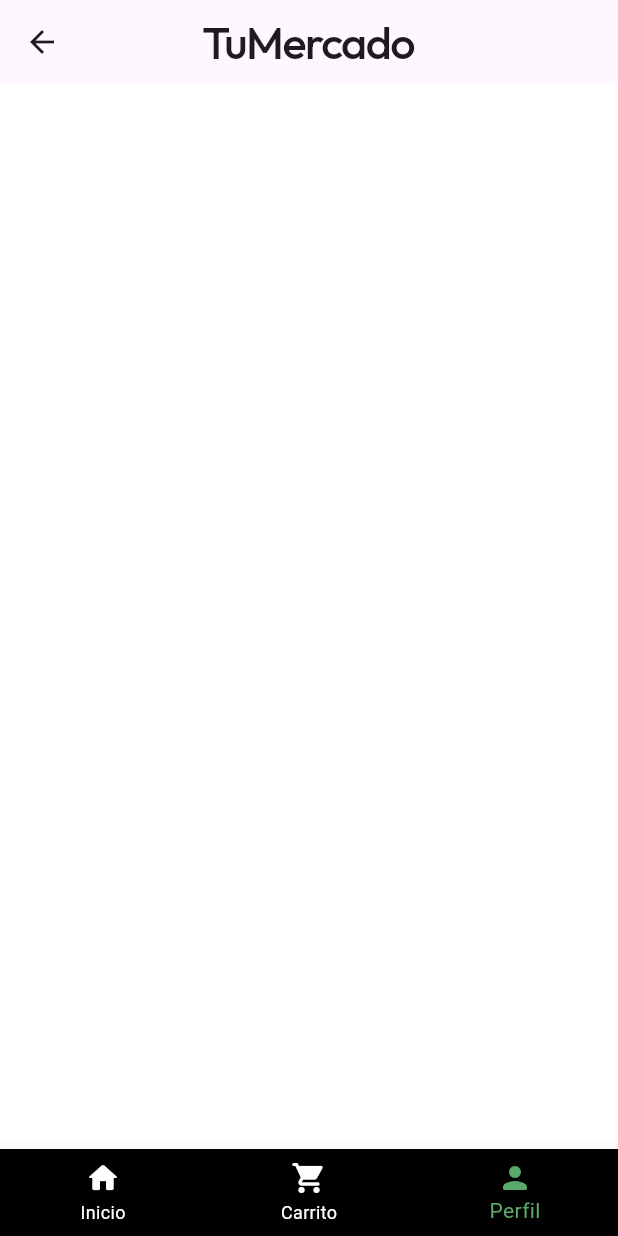
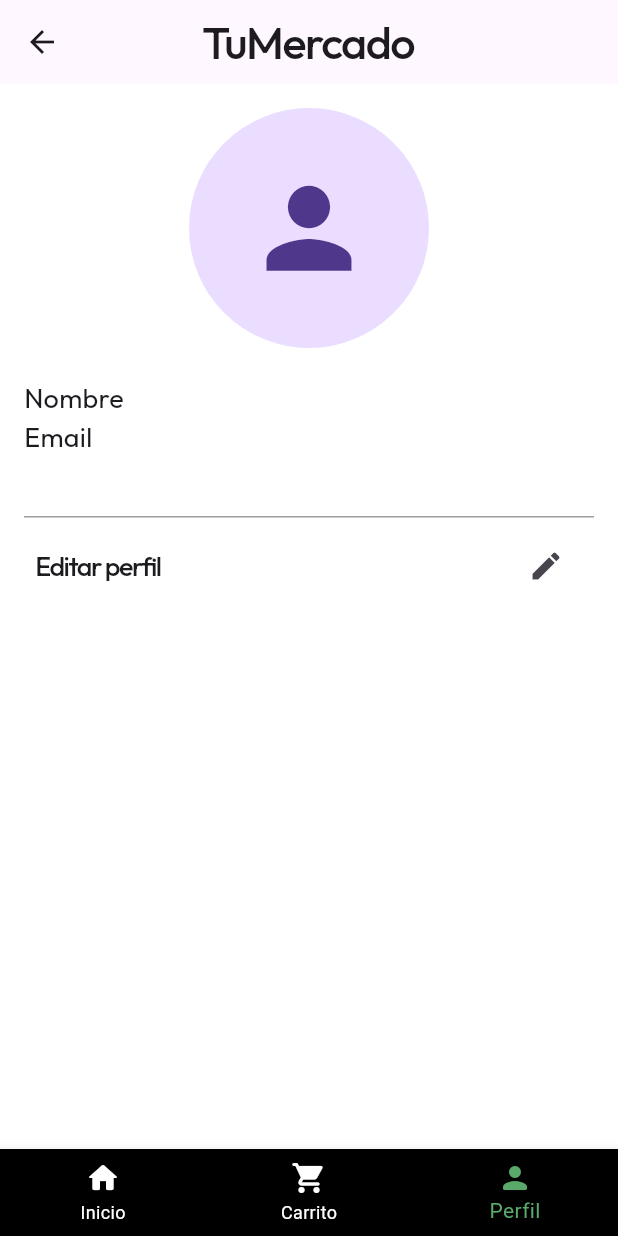
Before and after one commit to mordmora/TuMercado, a Flutter app: the HomeScreen screen opened by its route, swiped to page 3, on a phone screen of 412 x 824 dp. Run offline on Flutter 3.47's test engine with Material 3 defaults, Android fonts, the phone set to English and light mode, and no system bars; our stand-ins replace shared_preferences; accounts and stored records are empty; network calls fail.

Commit message:
TODO: Profile

```diff
--- /dev/null
+++ b/lib/components/action_card.dart
@@ -0,0 +1,31 @@
+import 'package:flutter/material.dart';
+import 'package:tu_mercado/config/styles.dart';
+
+class ActionCard extends StatefulWidget {
+  const ActionCard({super.key});
+
+  @override
+  State<ActionCard> createState() => _ActionCardState();
+}
+
+class _ActionCardState extends State<ActionCard> {
+  @override
+  Widget build(BuildContext context) {
+    return Column(children: [
+      Container(
+        height: 1,
+        color: Colors.grey,
+      ),
+      Padding(
+        padding: EdgeInsets.all(8.0),
+        child: Row(
+          mainAxisAlignment: MainAxisAlignment.spaceBetween,
+          children: [
+            Text("Editar perfil", style: TextStyles.subtitle),
+            IconButton(onPressed: () {}, icon: const Icon(Icons.edit))
+          ],
+        ),
+      )
+    ]);
+  }
+}
--- /dev/null
+++ b/lib/components/row_info.dart
@@ -0,0 +1,30 @@
+import 'package:flutter/material.dart';
+import 'package:tu_mercado/config/styles.dart';
+
+class RowInfo extends StatelessWidget {
+  const RowInfo({
+    super.key,
+    required this.label,
+    required this.content,
+  });
+
+  final String label;
+  final String content;
+
+  @override
+  Widget build(BuildContext context) {
+    return Row(
+      mainAxisAlignment: MainAxisAlignment.spaceBetween,
+      children: [
+        Text(
+          label,
+          style: TextStyles.profileText,
+        ),
+        Text(
+          content,
+          style: TextStyles.profileName,
+        ),
+      ],
+    );
+  }
+}
--- a/lib/config/styles.dart
+++ b/lib/config/styles.dart
@@ -39,4 +39,16 @@ class TextStyles {
     letterSpacing: .2,
     fontWeight: FontWeight.w400,
   );
+
+  static const TextStyle profileText = TextStyle(
+      fontSize: 18,
+      fontFamily: 'Outfit',
+      letterSpacing: .2,
+      fontWeight: FontWeight.w400);
+
+  static const TextStyle profileName = TextStyle(
+      fontSize: 18,
+      fontFamily: 'Outfit',
+      letterSpacing: .2,
+      fontWeight: FontWeight.w500);
 }
--- a/lib/main.dart
+++ b/lib/main.dart
@@ -3,6 +3,7 @@ import 'package:provider/provider.dart';
 import 'package:tu_mercado/config/route_managment.dart';
 import 'package:tu_mercado/providers/auth_provider.dart';
 import 'package:tu_mercado/providers/product_provider.dart';
+import 'package:tu_mercado/providers/user_data_provider.dart';
 
 void main() {
   runApp(const MyApp());
@@ -18,6 +19,7 @@ class MyApp extends StatelessWidget {
       providers: [
         ChangeNotifierProvider(create: (_) => AuthProvider()),
         ChangeNotifierProvider(create: (_) => ProductProvider()),
+        ChangeNotifierProvider(create: (_) => UserProvider()),
       ],
       child: MediaQuery(
         data: MediaQuery.of(context)
--- /dev/null
+++ b/lib/models/user_data.dart
@@ -0,0 +1,54 @@
+
+class UserData {
+  final String id;
+  final String firstName;
+  final String lastName;
+  final String email;
+  final String phone;
+  final String address;
+  final String birthDate;
+  final String createAt;
+  final String updateAt;
+
+  UserData({
+    required this.id,
+    required this.firstName,
+    required this.lastName,
+    required this.email,
+    required this.phone,
+    required this.address,
+    required this.birthDate,
+    required this.createAt,
+    required this.updateAt,
+  });
+
+  // Factory constructor to create a User from JSON
+  factory UserData.fromJson(Map<String, dynamic> json) {
+    return UserData(
+      id: json['id'],
+      firstName: json['firstName'],
+      lastName: json['lastName'],
+      email: json['email'],
+      phone: json['phone'],
+      address: json['address'],
+      birthDate: json['birthDate'],
+      createAt: json['createAt'],
+      updateAt: json['updateAt'],
+    );
+  }
+
+  // Method to convert a User instance to JSON
+  Map<String, dynamic> toJson() {
+    return {
+      'id': id,
+      'firstName': firstName,
+      'lastName': lastName,
+      'email': email,
+      'phone': phone,
+      'address': address,
+      'birthDate': birthDate,
+      'createAt': createAt,
+      'updateAt': updateAt,
+    };
+  }
+}
--- a/lib/views/home/cart_page.dart
+++ b/lib/views/home/cart_page.dart
@@ -119,7 +119,8 @@ class _CartPageState extends State<CartPage> {
                             ),
                             const Spacer(),
                             CupertinoButton(
-                                child: const Icon(Icons.delete),
+                                child: const Icon(Icons.delete,
+                                    color: Colors.black),
                                 onPressed: () {
                                   setState(() {
                                     clientOrders.removeAt(index);
--- a/lib/views/product_details.dart
+++ b/lib/views/product_details.dart
@@ -133,6 +133,7 @@ class _ProductDetailsState extends State<ProductDetails> {
                         padding: EdgeInsets.zero,
                         onPressed: () {
                           clientOrders.add(Order(
+                            id: widget.product.id,
                             name: widget.product.name,
                             quantity: quantity.toDouble(),
                             price: _newPrice,
--- a/lib/views/profile_page.dart
+++ b/lib/views/profile_page.dart
@@ -1,4 +1,9 @@
 import 'package:flutter/material.dart';
+import 'package:provider/provider.dart';
+import 'package:tu_mercado/components/action_card.dart';
+import 'package:tu_mercado/components/row_info.dart';
+import 'package:tu_mercado/models/user_data.dart';
+import 'package:tu_mercado/providers/user_data_provider.dart';
 
 class ProfilePage extends StatefulWidget {
   const ProfilePage({super.key});
@@ -8,14 +13,62 @@ class ProfilePage extends StatefulWidget {
 }
 
 class _ProfilePageState extends State<ProfilePage> {
+  late UserData userData;
 
+  @override
+  void initState() {
+    super.initState();
+  }
 
+  @override
+  void dispose() {
+    super.dispose();
+  }
 
   @override
   Widget build(BuildContext context) {
     return Scaffold(
       backgroundColor: Colors.white,
-
+      body: Padding(
+        padding: const EdgeInsets.all(16.0),
+        child: FutureBuilder(
+          future:
+              Provider.of<UserProvider>(context, listen: false).getUserData(),
+          builder: (context, snapshot) {
+            if (snapshot.connectionState == ConnectionState.waiting) {
+              return const Center(child: CircularProgressIndicator());
+            } else {
+              return Consumer<UserProvider>(
+                  builder: (context, UserProvider userProvider, _) {
+                userData = userProvider.userData;
+                return ListView(
+                  children: [
+                    SizedBox(
+                      width: double.infinity,
+                      child: Column(
+                        crossAxisAlignment: CrossAxisAlignment.start,
+                        children: [
+                          const Center(
+                            child: CircleAvatar(
+                              radius: 80,
+                              child: Icon(Icons.person, size: 85),
+                            ),
+                          ),
+                          const SizedBox(height: 20),
+                          RowInfo(label: "Nombre", content: userData.firstName),
+                          RowInfo(label: "Email", content: userData.email),
+                          const SizedBox(height: 40),
+                          ActionCard(),
+                        ],
+                      ),
+                    )
+                  ],
+                );
+              });
+            }
+          },
+        ),
+      ),
     );
   }
 }
```
Also changed, not shown: lib/models/order.dart (+7 -3 lines), lib/providers/user_data_provider.dart (added, +41 -0 lines).
